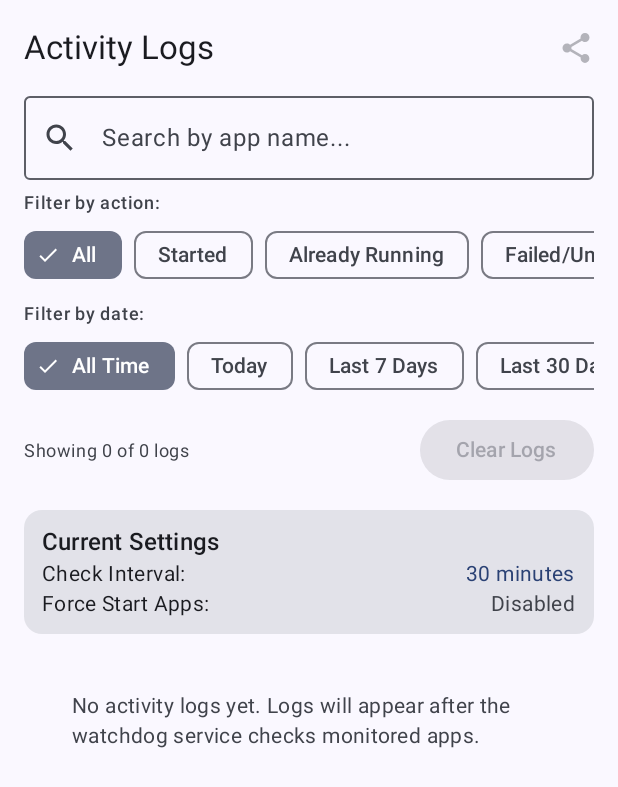
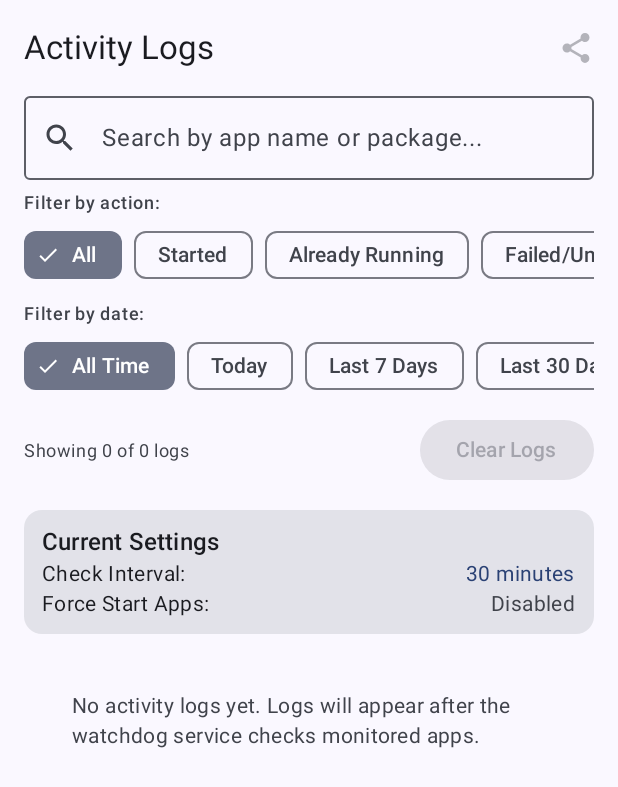
Before and after one commit to hossain-khan/android-keep-alive, an Android app built with Jetpack Compose: the AppActivityLogScreen screen opened through its navigation route, on a phone screen of 412 x 824 dp. Shown: the top 787 px of the screen. Run offline under Robolectric (Android 15) with nearby library versions, the phone set to English and light mode, and no system bars; our stand-ins replace Timber, livedata-compose.

Commit message:
Update search placeholder to include package ID
Co-authored-by: hossain-khan <99822+hossain-khan@users.noreply.github.com>

```diff
--- a/app/src/main/java/dev/hossain/keepalive/ui/screen/AppActivityLogScreen.kt
+++ b/app/src/main/java/dev/hossain/keepalive/ui/screen/AppActivityLogScreen.kt
@@ -483,7 +483,7 @@ private fun SearchBar(
         value = searchQuery,
         onValueChange = onSearchQueryChange,
         modifier = Modifier.fillMaxWidth(),
-        placeholder = { Text("Search by app name...") },
+        placeholder = { Text("Search by app name or package...") },
         leadingIcon = {
             Icon(
                 imageVector = Icons.Default.Search,
```
